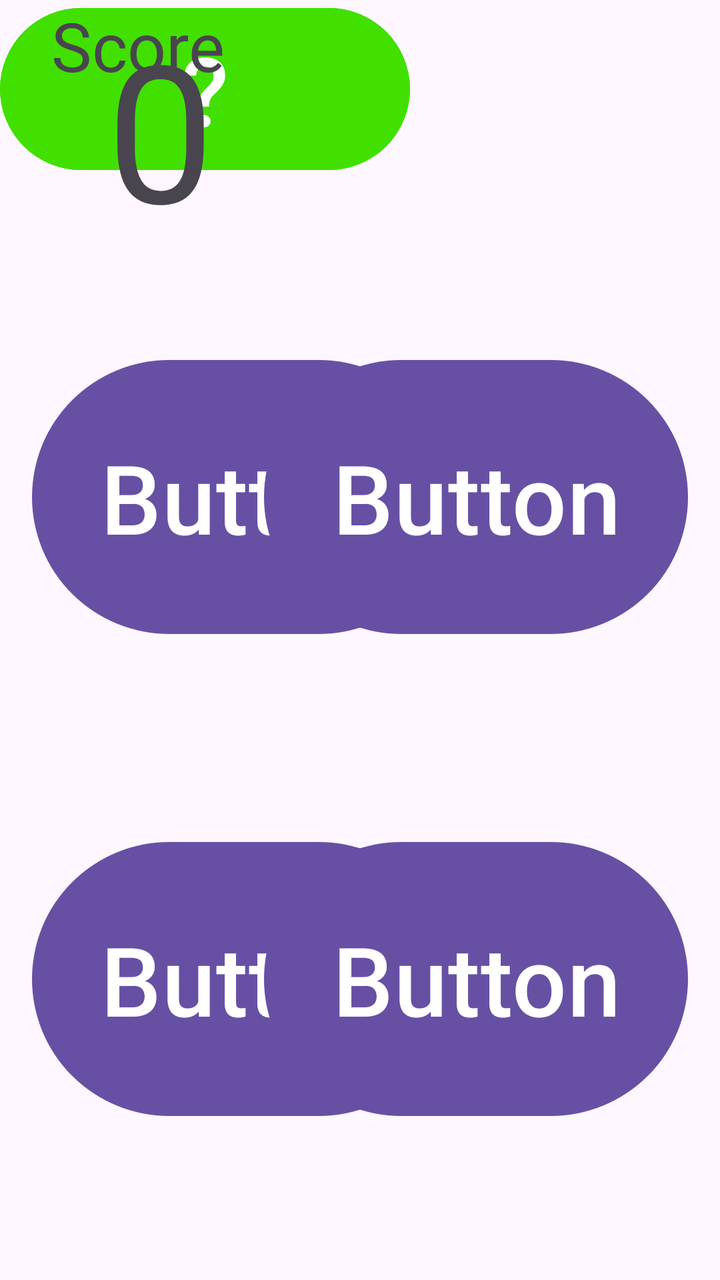
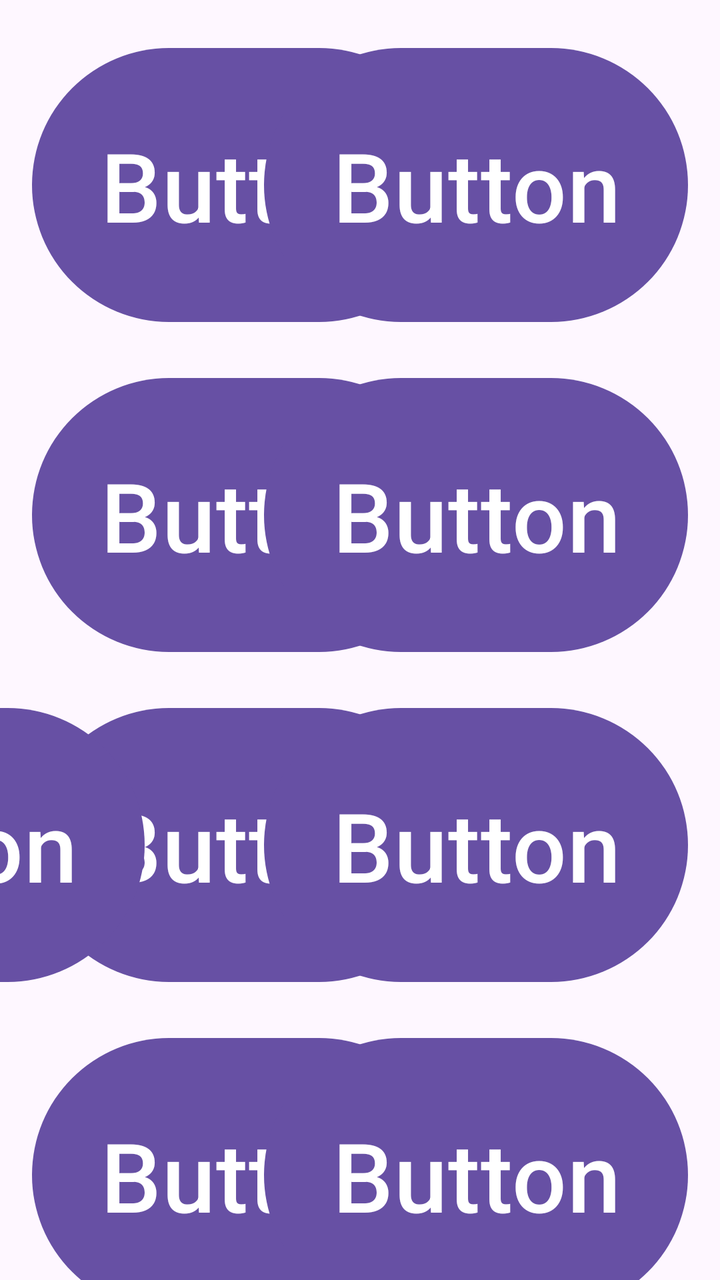

Before-and-after screenshots of an Android layout around one commit, followed by the original layout XML and the change that was made.
<!-- AndroidManifest.xml: application theme Theme.CustomFlashcards -->
<!-- res/layout/fragment_w_f_level2.xml -->
<?xml version="1.0" encoding="utf-8"?>
<androidx.core.widget.NestedScrollView xmlns:android="http://schemas.android.com/apk/res/android"
    xmlns:app="http://schemas.android.com/apk/res-auto"
    xmlns:tools="http://schemas.android.com/tools"
    android:layout_width="match_parent"
    android:layout_height="match_parent"
    tools:context=".WFLevel2Fragment">

    <androidx.constraintlayout.widget.ConstraintLayout
        android:layout_width="match_parent"
        android:layout_height="wrap_content">

        <Button
            android:id="@+id/buttonFind17"
            android:layout_width="212dp"
            android:layout_height="145dp"
            android:layout_marginStart="16dp"
            android:layout_marginTop="96dp"
            android:text="Button"
            android:textSize="48sp"
            app:layout_constraintStart_toStartOf="parent"
            app:layout_constraintTop_toBottomOf="@+id/buttonFind4" />

        <Button
            android:id="@+id/buttonFind18"
            android:layout_width="212dp"
            android:layout_height="145dp"
            android:layout_marginTop="96dp"
            android:text="Button"
            android:textSize="48sp"
            app:layout_constraintEnd_toStartOf="@+id/buttonFind19"
            app:layout_constraintHorizontal_bias="0.522"
            app:layout_constraintStart_toEndOf="@+id/buttonFind17"
            app:layout_constraintTop_toBottomOf="@+id/buttonFind5" />

        <Button
            android:id="@+id/buttonFind19"
            android:layout_width="212dp"
            android:layout_height="145dp"
            android:layout_marginTop="96dp"
            android:layout_marginEnd="16dp"
            android:text="Button"
            android:textSize="48sp"
            app:layout_constraintEnd_toEndOf="parent"
            app:layout_constraintTop_toBottomOf="@+id/buttonFind6" />

        <Button
            android:id="@+id/buttonFind4"
            android:layout_width="212dp"
            android:layout_height="145dp"
            android:layout_marginStart="16dp"
            android:layout_marginTop="96dp"
            android:text="Button"
            android:textSize="48sp"
            app:layout_constraintStart_toStartOf="parent"
            app:layout_constraintTop_toBottomOf="@+id/buttonFind1" />

        <Button
            android:id="@+id/buttonFind5"
            android:layout_width="212dp"
            android:layout_height="145dp"
            android:layout_marginTop="96dp"
            android:text="Button"
            android:textSize="48sp"
            app:layout_constraintEnd_toStartOf="@+id/buttonFind6"
            app:layout_constraintHorizontal_bias="0.522"
            app:layout_constraintStart_toEndOf="@+id/buttonFind4"
            app:layout_constraintTop_toBottomOf="@+id/buttonFind2" />

        <Button
            android:id="@+id/buttonFind6"
            android:layout_width="212dp"
            android:layout_height="145dp"
            android:layout_marginTop="96dp"
            android:layout_marginEnd="16dp"
            android:text="Button"
            android:textSize="48sp"
            app:layout_constraintEnd_toEndOf="parent"
            app:layout_constraintTop_toBottomOf="@+id/buttonFind3" />

        <Button
            android:id="@+id/buttonFind1"
            android:layout_width="212dp"
            android:layout_height="145dp"
            android:layout_marginStart="16dp"
            android:layout_marginTop="176dp"
            android:text="Button"
            android:textSize="48sp"
            app:layout_constraintStart_toStartOf="parent"
            app:layout_constraintTop_toTopOf="parent" />

        <Button
            android:id="@+id/buttonFind2"
            android:layout_width="212dp"
            android:layout_height="145dp"
            android:layout_marginTop="176dp"
            android:text="Button"
            android:textSize="48sp"
            app:layout_constraintEnd_toStartOf="@+id/buttonFind3"
            app:layout_constraintStart_toEndOf="@+id/buttonFind1"
            app:layout_constraintTop_toTopOf="parent" />

        <Button
            android:id="@+id/buttonFind3"
            android:layout_width="212dp"
            android:layout_height="145dp"
            android:layout_marginTop="176dp"
            android:layout_marginEnd="16dp"
            android:text="Button"
            android:textSize="48sp"
            app:layout_constraintEnd_toEndOf="parent"
            app:layout_constraintTop_toTopOf="parent" />

        <Button
            android:id="@+id/buttonHint"
            android:layout_width="205dp"
            android:layout_height="89dp"
            android:backgroundTint="#41E000"
            android:text="@string/question"
            android:textSize="48sp"
            tools:layout_editor_absoluteX="197dp"
            tools:layout_editor_absoluteY="868dp" />

        <TextView
            android:id="@+id/textScore2"
            android:layout_width="160dp"
            android:layout_height="140dp"
            android:text="0"
            android:textAlignment="center"
            android:textSize="96sp"
            tools:layout_editor_absoluteX="578dp"
            tools:layout_editor_absoluteY="781dp" />

        <TextView
            android:id="@+id/textView2"
            android:layout_width="138dp"
            android:layout_height="40dp"
            android:text="Score"
            android:textAlignment="center"
            android:textSize="34sp"
            tools:layout_editor_absoluteX="402dp"
            tools:layout_editor_absoluteY="881dp" />
    </androidx.constraintlayout.widget.ConstraintLayout>
</androidx.core.widget.NestedScrollView>
<!-- resources referenced by this layout -->
<resources>
  <string name="question">\?</string>
  <style name="Theme.CustomFlashcards" parent="Base.Theme.CustomFlashcards" />
  <style name="Base.Theme.CustomFlashcards" parent="Theme.Material3.DayNight.NoActionBar">
          
          
      </style>
</resources>

<!-- the commit's change to res/layout/fragment_w_f_level2.xml (unified diff, before → after) -->
@@ -11,45 +11,45 @@
         android:layout_height="wrap_content">
 
         <Button
-            android:id="@+id/buttonFind17"
-            android:layout_width="212dp"
-            android:layout_height="145dp"
-            android:layout_marginStart="16dp"
-            android:layout_marginTop="96dp"
-            android:text="Button"
-            android:textSize="48sp"
-            app:layout_constraintStart_toStartOf="parent"
-            app:layout_constraintTop_toBottomOf="@+id/buttonFind4" />
-
-        <Button
-            android:id="@+id/buttonFind18"
-            android:layout_width="212dp"
-            android:layout_height="145dp"
-            android:layout_marginTop="96dp"
-            android:text="Button"
-            android:textSize="48sp"
-            app:layout_constraintEnd_toStartOf="@+id/buttonFind19"
-            app:layout_constraintHorizontal_bias="0.522"
-            app:layout_constraintStart_toEndOf="@+id/buttonFind17"
-            app:layout_constraintTop_toBottomOf="@+id/buttonFind5" />
-
-        <Button
-            android:id="@+id/buttonFind19"
-            android:layout_width="212dp"
-            android:layout_height="145dp"
-            android:layout_marginTop="96dp"
-            android:layout_marginEnd="16dp"
-            android:text="Button"
-            android:textSize="48sp"
-            app:layout_constraintEnd_toEndOf="parent"
-            app:layout_constraintTop_toBottomOf="@+id/buttonFind6" />
+            android:id="@+id/buttonFind1"
+            android:layout_width="212dp"
+            android:layout_height="145dp"
+            android:layout_marginStart="16dp"
+            android:layout_marginTop="20dp"
+            android:text="Button"
+            android:textSize="48sp"
+            app:layout_constraintStart_toStartOf="parent"
+            app:layout_constraintTop_toTopOf="parent" />
+
+        <Button
+            android:id="@+id/buttonFind2"
+            android:layout_width="212dp"
+            android:layout_height="145dp"
+            android:layout_marginTop="20dp"
+            android:text="Button"
+            android:textSize="48sp"
+            app:layout_constraintEnd_toStartOf="@+id/buttonFind3"
+            app:layout_constraintHorizontal_bias="0.527"
+            app:layout_constraintStart_toEndOf="@+id/buttonFind1"
+            app:layout_constraintTop_toTopOf="parent" />
+
+        <Button
+            android:id="@+id/buttonFind3"
+            android:layout_width="212dp"
+            android:layout_height="145dp"
+            android:layout_marginTop="20dp"
+            android:layout_marginEnd="16dp"
+            android:text="Button"
+            android:textSize="48sp"
+            app:layout_constraintEnd_toEndOf="parent"
+            app:layout_constraintTop_toTopOf="parent" />
 
         <Button
             android:id="@+id/buttonFind4"
             android:layout_width="212dp"
             android:layout_height="145dp"
             android:layout_marginStart="16dp"
-            android:layout_marginTop="96dp"
+            android:layout_marginTop="20dp"
             android:text="Button"
             android:textSize="48sp"
             app:layout_constraintStart_toStartOf="parent"
@@ -59,7 +59,7 @@
             android:id="@+id/buttonFind5"
             android:layout_width="212dp"
             android:layout_height="145dp"
-            android:layout_marginTop="96dp"
+            android:layout_marginTop="20dp"
             android:text="Button"
             android:textSize="48sp"
             app:layout_constraintEnd_toStartOf="@+id/buttonFind6"
@@ -71,7 +71,7 @@
             android:id="@+id/buttonFind6"
             android:layout_width="212dp"
             android:layout_height="145dp"
-            android:layout_marginTop="96dp"
+            android:layout_marginTop="20dp"
             android:layout_marginEnd="16dp"
             android:text="Button"
             android:textSize="48sp"
@@ -79,66 +79,148 @@
             app:layout_constraintTop_toBottomOf="@+id/buttonFind3" />
 
         <Button
-            android:id="@+id/buttonFind1"
-            android:layout_width="212dp"
-            android:layout_height="145dp"
-            android:layout_marginStart="16dp"
-            android:layout_marginTop="176dp"
-            android:text="Button"
-            android:textSize="48sp"
-            app:layout_constraintStart_toStartOf="parent"
-            app:layout_constraintTop_toTopOf="parent" />
-
-        <Button
-            android:id="@+id/buttonFind2"
-            android:layout_width="212dp"
-            android:layout_height="145dp"
-            android:layout_marginTop="176dp"
-            android:text="Button"
-            android:textSize="48sp"
-            app:layout_constraintEnd_toStartOf="@+id/buttonFind3"
-            app:layout_constraintStart_toEndOf="@+id/buttonFind1"
-            app:layout_constraintTop_toTopOf="parent" />
-
-        <Button
-            android:id="@+id/buttonFind3"
-            android:layout_width="212dp"
-            android:layout_height="145dp"
-            android:layout_marginTop="176dp"
-            android:layout_marginEnd="16dp"
-            android:text="Button"
-            android:textSize="48sp"
-            app:layout_constraintEnd_toEndOf="parent"
-            app:layout_constraintTop_toTopOf="parent" />
+            android:id="@+id/buttonFind7"
+            android:layout_width="212dp"
+            android:layout_height="145dp"
+            android:layout_marginStart="16dp"
+            android:layout_marginTop="20dp"
+            android:text="Button"
+            android:textSize="48sp"
+            app:layout_constraintStart_toStartOf="parent"
+            app:layout_constraintTop_toBottomOf="@+id/buttonFind4" />
+
+        <Button
+            android:id="@+id/buttonFind8"
+            android:layout_width="212dp"
+            android:layout_height="145dp"
+            android:layout_marginTop="20dp"
+            android:layout_marginEnd="60dp"
+            android:text="Button"
+            android:textSize="48sp"
+            app:layout_constraintEnd_toStartOf="@+id/buttonFind9"
+            app:layout_constraintTop_toBottomOf="@+id/buttonFind5" />
+
+        <Button
+            android:id="@+id/buttonFind9"
+            android:layout_width="212dp"
+            android:layout_height="145dp"
+            android:layout_marginTop="20dp"
+            android:layout_marginEnd="16dp"
+            android:text="Button"
+            android:textSize="48sp"
+            app:layout_constraintEnd_toEndOf="parent"
+            app:layout_constraintTop_toBottomOf="@+id/buttonFind6" />
+
+        <Button
+            android:id="@+id/buttonFind10"
+            android:layout_width="212dp"
+            android:layout_height="145dp"
+            android:layout_marginStart="16dp"
+            android:layout_marginTop="20dp"
+            android:text="Button"
+            android:textSize="48sp"
+            app:layout_constraintStart_toStartOf="parent"
+            app:layout_constraintTop_toBottomOf="@+id/buttonFind7" />
+
+        <Button
+            android:id="@+id/buttonFind11"
+            android:layout_width="212dp"
+            android:layout_height="145dp"
+            android:layout_marginTop="20dp"
+            android:text="Button"
+            android:textSize="48sp"
+            app:layout_constraintEnd_toStartOf="@+id/buttonFind12"
+            app:layout_constraintStart_toEndOf="@+id/buttonFind10"
+            app:layout_constraintTop_toBottomOf="@+id/buttonFind8" />
+
+        <Button
+            android:id="@+id/buttonFind12"
+            android:layout_width="212dp"
+            android:layout_height="145dp"
+            android:layout_marginTop="20dp"
+            android:layout_marginEnd="16dp"
+            android:text="Button"
+            android:textSize="48sp"
+            app:layout_constraintEnd_toEndOf="parent"
+            app:layout_constraintTop_toBottomOf="@+id/buttonFind9" />
+
+        <Button
+            android:id="@+id/buttonFind13"
+            android:layout_width="212dp"
+            android:layout_height="145dp"
+            android:layout_marginStart="16dp"
+            android:layout_marginTop="20dp"
+            android:text="Button"
+            android:textSize="48sp"
+            app:layout_constraintStart_toStartOf="parent"
+            app:layout_constraintTop_toBottomOf="@+id/buttonFind10" />
+
+        <Button
+            android:id="@+id/buttonFind14"
+            android:layout_width="212dp"
+            android:layout_height="145dp"
+            android:layout_marginTop="20dp"
+            android:text="Button"
+            android:textSize="48sp"
+            app:layout_constraintEnd_toStartOf="@+id/buttonFind15"
+            app:layout_constraintStart_toEndOf="@+id/buttonFind13"
+            app:layout_constraintTop_toBottomOf="@+id/buttonFind11" />
+
+        <Button
+            android:id="@+id/buttonFind15"
+            android:layout_width="212dp"
+            android:layout_height="145dp"
+            android:layout_marginTop="20dp"
+            android:layout_marginEnd="16dp"
+            android:text="Button"
+            android:textSize="48sp"
+            app:layout_constraintEnd_toEndOf="parent"
+            app:layout_constraintTop_toBottomOf="@+id/buttonFind12" />
+
+        <Button
+            android:id="@+id/buttonFind16"
+            android:layout_width="212dp"
+            android:layout_height="145dp"
+            android:layout_marginStart="16dp"
+            android:layout_marginTop="20dp"
+            android:text="Button"
+            android:textSize="48sp"
+            app:layout_constraintStart_toStartOf="parent"
+            app:layout_constraintTop_toBottomOf="@+id/buttonFind13" />
+
+        <Button
+            android:id="@+id/buttonFind17"
+            android:layout_width="212dp"
+            android:layout_height="145dp"
+            android:layout_marginTop="20dp"
+            android:layout_marginEnd="16dp"
+            android:text="Button"
+            android:textSize="48sp"
+            app:layout_constraintEnd_toEndOf="parent"
+            app:layout_constraintTop_toBottomOf="@+id/buttonFind15" />
+
+        <Button
+            android:id="@+id/buttonFind18"
+            android:layout_width="212dp"
+            android:layout_height="145dp"
+            android:layout_marginTop="20dp"
+            android:text="Button"
+            android:textSize="48sp"
+            app:layout_constraintEnd_toStartOf="@+id/buttonFind17"
+            app:layout_constraintStart_toEndOf="@+id/buttonFind16"
+            app:layout_constraintTop_toBottomOf="@+id/buttonFind14" />
 
         <Button
             android:id="@+id/buttonHint"
             android:layout_width="205dp"
             android:layout_height="89dp"
+            android:layout_marginStart="16dp"
+            android:layout_marginTop="40dp"
             android:backgroundTint="#41E000"
             android:text="@string/question"
             android:textSize="48sp"
-            tools:layout_editor_absoluteX="197dp"
-            tools:layout_editor_absoluteY="868dp" />
-
-        <TextView
-            android:id="@+id/textScore2"
-            android:layout_width="160dp"
-            android:layout_height="140dp"
-            android:text="0"
-            android:textAlignment="center"
-            android:textSize="96sp"
-            tools:layout_editor_absoluteX="578dp"
-            tools:layout_editor_absoluteY="781dp" />
-
-        <TextView
-            android:id="@+id/textView2"
-            android:layout_width="138dp"
-            android:layout_height="40dp"
-            android:text="Score"
-            android:textAlignment="center"
-            android:textSize="34sp"
-            tools:layout_editor_absoluteX="402dp"
-            tools:layout_editor_absoluteY="881dp" />
+            app:layout_constraintStart_toStartOf="parent"
+            app:layout_constraintTop_toBottomOf="@+id/buttonFind16" />
+
     </androidx.constraintlayout.widget.ConstraintLayout>
 </androidx.core.widget.NestedScrollView>
